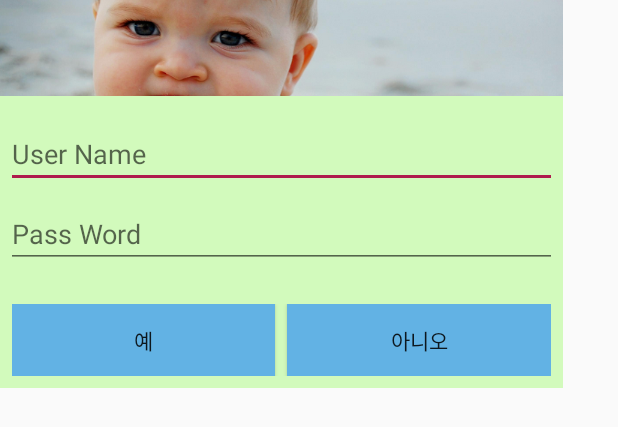
After one commit to chungmyung/Android1st, an Android app: the layout diallog_signin.xml on its own in the app's theme, with its tools: preview values and no code run, on a phone screen of 412 x 824 dp. The commit adds this screen. Shown: the top 427 px of the screen. Run offline under Robolectric (Android 15) with nearby library versions, the phone set to English and light mode, and no system bars.

Commit message:
Alert Util 작성

```diff
--- a/app/src/main/java/com/chungmyung/myapplication/Adapterview/AdapterViewExamActivity.java
+++ b/app/src/main/java/com/chungmyung/myapplication/Adapterview/AdapterViewExamActivity.java
@@ -21,6 +21,7 @@ import android.widget.Spinner;
 import android.widget.Toast;
 
 import com.chungmyung.myapplication.R;
+import com.chungmyung.myapplication.Util.DialogUtil;
 
 import java.util.ArrayList;
 
@@ -150,38 +151,47 @@ public class AdapterViewExamActivity extends AppCompatActivity implements Dialog
 
             case R.id.action_item2:
                 Toast.makeText(this, "action 1", Toast.LENGTH_SHORT).show();
-
-                //물어보자 AlertDialog
-                AlertDialog.Builder builder = new AlertDialog.Builder(this);
-                builder.setTitle("삭제");
-                builder.setMessage("정말로 삭제하시겠습니까 ?");
-
-                //바깥부분 클릭했을때  닫기
-                builder.setCancelable(false);
-                // 무명 클래스
-                builder.setPositiveButton("삭제", new DialogInterface.OnClickListener() {
-                    @Override
-                    public void onClick(DialogInterface dialog, int which) {
-                        // 삭제
-                        mPeopleData.remove(info.position);
-                        // 업데이트
-                        mAdapter.notifyDataSetChanged();
-
-                    }
-                });
-                builder.setNegativeButton("아니오", null);
-                builder.setIcon(R.drawable.achieve);
-
-                builder.create().show();
+                showcustomDialog();
 
                 return true;
 
             case R.id.action_item3:
                 Toast.makeText(this, "action 2", Toast.LENGTH_SHORT).show();
+
                 return true;
             default:
                 return super.onContextItemSelected(item);
         }
+    }
+
+    private void showcustomDialog() {
+        AlertDialog.Builder builder = new AlertDialog.Builder(this);
+
+        View view = getLayoutInflater().inflate(R.layout.diallog_signin, null, false);
+
+        builder.setPositiveButton("예", null);
+        builder.setNegativeButton("아니오", null);
+        builder.setView(view);
+        builder.create().show();
+    }
+
+    private void showDefaultDialog(final AdapterView.AdapterContextMenuInfo info) {
+
+        DialogUtil.creatAlertDialog(this, new DialogInterface.OnClickListener() {
+            @Override
+            public void onClick(DialogInterface dialog, int which) {
+                switch (which) {
+                    case DialogInterface.BUTTON_POSITIVE:
+                        // 삭제
+                        mPeopleData.remove(info.position);
+                        // 업데이트
+                        mAdapter.notifyDataSetChanged();
+                        break;
+                    case DialogInterface.BUTTON_NEGATIVE:
+                        break;
+                }
+            }
+        }).show();
     }
 
     @Override
--- a/app/src/main/java/com/chungmyung/myapplication/DialogUtil/DialogUtil.java
+++ /dev/null
@@ -1,10 +0,0 @@
-package com.chungmyung.myapplication.DialogUtil;
-
-/**
- * Created by user on 2017-07-28.
- */
-
-public class DialogUtil {
-//    public static AlertDialog createAlertDialog (Context context, DialogInterface.OnClickListener){
-//    }
-}
--- /dev/null
+++ b/app/src/main/java/com/chungmyung/myapplication/Util/DialogUtil.java
@@ -0,0 +1,31 @@
+package com.chungmyung.myapplication.Util;
+
+import android.app.AlertDialog;
+import android.content.Context;
+import android.content.DialogInterface;
+
+import com.chungmyung.myapplication.R;
+
+/**
+ * Created by user on 2017-07-28.
+ */
+
+public class DialogUtil {
+    public static AlertDialog  creatAlertDialog(Context context,
+                     DialogInterface.OnClickListener listener) {
+
+        //물어보자 AlertDialog
+        AlertDialog.Builder builder = new AlertDialog.Builder(this);
+        builder.setTitle("삭제");
+        builder.setMessage("정말로 삭제하시겠습니까 ?");
+
+        //바깥부분 클릭했을때  닫기
+        builder.setCancelable(false);
+        builder.setIcon(R.drawable.achieve);
+        builder.setPositiveButton("예", listener);
+        builder.setNegativeButton("아니오", listener);
+
+        return builder.create();
+
+    }
+}
--- /dev/null
+++ b/app/src/main/res/layout/diallog_signin.xml
@@ -0,0 +1,69 @@
+<?xml version="1.0" encoding="utf-8"?>
+<LinearLayout xmlns:android="http://schemas.android.com/apk/res/android"
+    android:layout_width="wrap_content"
+    android:layout_height="wrap_content"
+    android:background="#d2fabc"
+    android:orientation="vertical">
+
+    <ImageView
+        android:layout_width="match_parent"
+        android:layout_height="64dp"
+        android:background="#FFFFBB33"
+        android:contentDescription="@string/app_name"
+        android:scaleType="centerCrop"
+        android:src="@drawable/achieve" />
+
+    <EditText
+        android:id="@+id/username"
+        android:layout_width="match_parent"
+        android:layout_height="wrap_content"
+        android:layout_marginBottom="4dp"
+        android:layout_marginLeft="4dp"
+        android:layout_marginRight="4dp"
+        android:layout_marginTop="16dp"
+        android:hint="User Name"
+        android:inputType="textEmailAddress" />
+
+    <EditText
+        android:id="@+id/password"
+        android:layout_width="match_parent"
+        android:layout_height="wrap_content"
+        android:layout_marginBottom="16dp"
+        android:layout_marginLeft="4dp"
+        android:layout_marginRight="4dp"
+        android:layout_marginTop="4dp"
+        android:fontFamily="sans-serif"
+        android:hint="Pass Word"
+        android:inputType="textPassword" />
+
+    <LinearLayout
+        android:layout_width="match_parent"
+        android:layout_height="wrap_content"
+        android:padding="8dp">
+
+        <Button
+            android:id="@+id/positive_button"
+            android:layout_width="0dp"
+            android:layout_height="wrap_content"
+            android:layout_weight="1"
+            android:background="#62b2e4"
+            android:padding="8dp"
+            android:text="예" />
+        <View
+            android:layout_width="8dp"
+            android:layout_height="match_parent"/>
+
+
+        <Button
+            android:padding="8dp"
+            android:id="@+id/negative_button"
+            android:layout_width="0dp"
+            android:layout_height="wrap_content"
+            android:layout_weight="1"
+            android:background="#62b2e4"
+            android:text="아니오" />
+
+
+    </LinearLayout>
+
+</LinearLayout>
```
